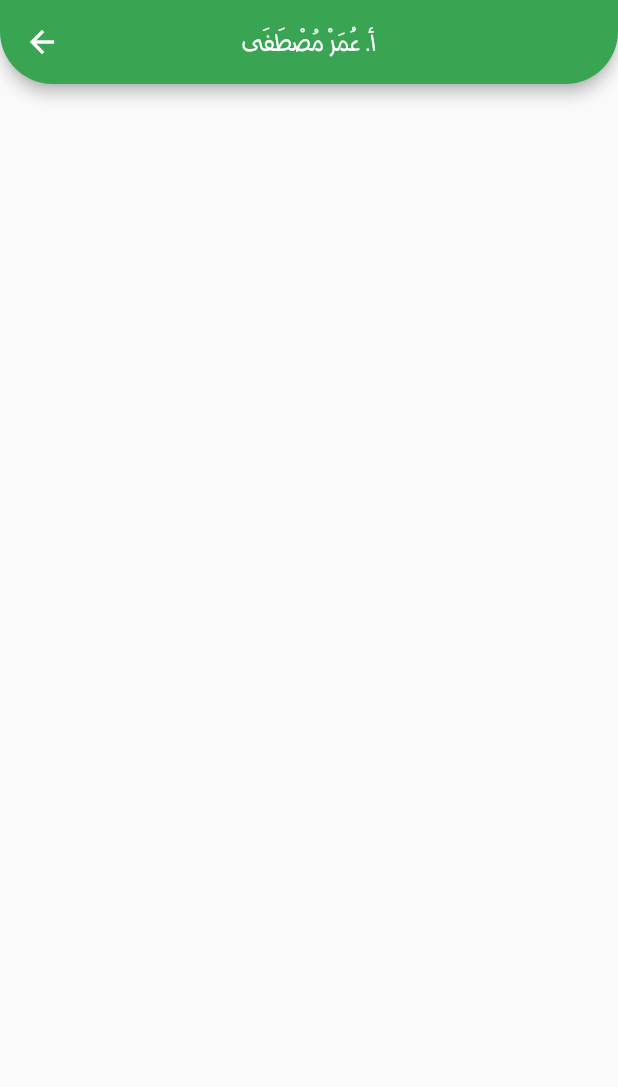
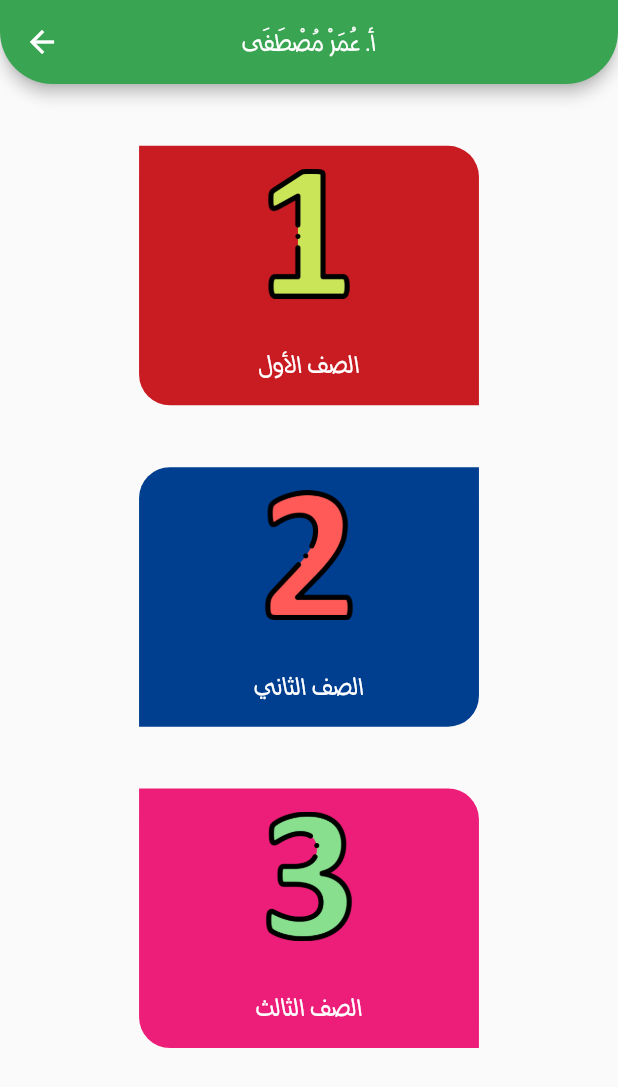
Before and after one commit to osamaOmran1917/Tesla-In-Physics, a Flutter app: the ExamsDates screen opened directly, on a phone screen of 412 x 824 dp. Shown: the top 1087 px of the screen. Run offline on Flutter 3.47's test engine with Material 2 defaults, Android fonts, the phone set to English and light mode, and no system bars; our stand-ins replace animated_text_kit, cached_network_image, cloud_firestore, firebase_auth, firebase_core, google_sign_in; accounts and stored records are empty.

Commit message:
commit 0

```diff
--- /dev/null
+++ b/lib/helpers/date_utils.dart
@@ -0,0 +1,3 @@
+DateTime dateOnly(DateTime inputDateTime) {
+  return DateTime(inputDateTime.year, inputDateTime.month, inputDateTime.day);
+}
--- a/lib/main.dart
+++ b/lib/main.dart
@@ -24,6 +24,7 @@ class MyApp extends StatelessWidget {
   @override
   Widget build(BuildContext context) {
     return MaterialApp(
+      theme: myTheme,
       home: SplashScreen(),
     );
   }
@@ -32,3 +33,8 @@ class MyApp extends StatelessWidget {
 _initializeFirebase() async {
   await Firebase.initializeApp(options: DefaultFirebaseOptions.currentPlatform);
 }
+
+final ThemeData myTheme = ThemeData(
+  primarySwatch: Colors.green, // Replace with your desired color
+  // Add other theme properties as needed
+);
--- a/lib/models/exam.dart
+++ b/lib/models/exam.dart
@@ -1,17 +1,25 @@
 class Exam {
-  Exam({
-    required this.date,
-  });
+  static const String collectionName = 'exams';
+  String? id;
+  String? notes;
+  DateTime? dateTime;
+  int? level;
 
-  late final String date;
+  Exam({this.id, this.notes, this.dateTime, this.level});
 
-  Exam.fromJson(Map<String, dynamic> json) {
-    date = json['date'] ?? '';
-  }
+  Exam.fromFirestore(Map<String, dynamic> data)
+      : this(
+            id: data['id'],
+            notes: data['notes'],
+            dateTime: DateTime.fromMillisecondsSinceEpoch(data['dateTime']),
+            level: data['level']);
 
-  Map<String, dynamic> toJson() {
-    final data = <String, dynamic>{};
-    data['date'] = date;
-    return data;
+  Map<String, dynamic> toFirestore() {
+    return {
+      'id': id,
+      'notes': notes,
+      'dateTime': dateTime?.millisecondsSinceEpoch,
+      'level': level
+    };
   }
 }
--- a/lib/models/my_user.dart
+++ b/lib/models/my_user.dart
@@ -14,6 +14,7 @@ class MyUser {
     required this.phone_II,
     required this.is_student,
     required this.lessons_num,
+    required this.parent_requests,
   });
 
   late final String image;
@@ -30,6 +31,7 @@ class MyUser {
   late final String phone_II;
   late final bool is_student;
   late final int lessons_num;
+  late final List<String> parent_requests;
 
   MyUser.fromJson(Map<String, dynamic> json) {
     image = json['image'] ?? '';
@@ -46,6 +48,7 @@ class MyUser {
     phone_II = json['phone_II'] ?? '';
     is_student = json['is_student'] ?? '';
     lessons_num = json['lessons_num'] ?? '';
+    parent_requests = json['parent_requests'] ?? '';
   }
 
   Map<String, dynamic> toJson() {
@@ -64,6 +67,7 @@ class MyUser {
     data['phone_II'] = phone_II;
     data['is_student'] = is_student;
     data['lessons_num'] = lessons_num;
+    data['parent_requests'] = parent_requests;
     return data;
   }
 }
--- /dev/null
+++ b/lib/screens/exams/exams_dates.dart
@@ -0,0 +1,141 @@
+import 'package:flutter/cupertino.dart';
+import 'package:flutter/material.dart';
+import 'package:omar_mostafa/models/exam.dart';
+import 'package:omar_mostafa/screens/exams/level_exams_dates.dart';
+
+class ExamsDates extends StatefulWidget {
+  @override
+  State<ExamsDates> createState() => _ExamsDatesState();
+}
+
+class _ExamsDatesState extends State<ExamsDates> {
+  List<Exam> list = [];
+
+  @override
+  Widget build(BuildContext context) {
+    var width = MediaQuery.of(context).size.width,
+        height = MediaQuery.of(context).size.height;
+    return Scaffold(
+      appBar: AppBar(
+        backgroundColor: Color(0xff39A552),
+        shape: RoundedRectangleBorder(
+            borderRadius: BorderRadius.vertical(bottom: Radius.circular(35))),
+        title: Text(
+          'أ. عُمَرْ مُصْطَفَى',
+          textAlign: TextAlign.center,
+          style: TextStyle(
+            fontFamily: 'MyArabicFont',
+          ),
+        ),
+        centerTitle: true,
+      ),
+      body: Column(
+        children: [
+          SizedBox(
+            width: double.infinity,
+            height: height * .05,
+          ),
+          InkWell(
+            onTap: () {
+              Navigator.push(context,
+                  MaterialPageRoute(builder: (_) => LevelExamsDate(1)));
+            },
+            child: Container(
+              width: width * .55,
+              height: height * .21,
+              decoration: BoxDecoration(
+                  borderRadius: BorderRadius.only(
+                      topRight: Radius.circular(width * .05),
+                      bottomLeft: Radius.circular(width * .05)),
+                  color: Color(0xffc91c22)),
+              child: Column(
+                mainAxisAlignment: MainAxisAlignment.spaceAround,
+                children: [
+                  Image.asset(
+                    'assets/images/1.png',
+                    width: width * .21,
+                  ),
+                  Text(
+                    'الصف الأول',
+                    style: TextStyle(
+                        fontFamily: 'MyArabicFont',
+                        fontSize: width * .05,
+                        color: CupertinoColors.white),
+                  )
+                ],
+              ),
+            ),
+          ),
+          SizedBox(
+            height: height * .05,
+          ),
+          InkWell(
+            onTap: () {
+              Navigator.push(context,
+                  MaterialPageRoute(builder: (_) => LevelExamsDate(2)));
+            },
+            child: Container(
+              width: width * .55,
+              height: height * .21,
+              decoration: BoxDecoration(
+                  borderRadius: BorderRadius.only(
+                      topLeft: Radius.circular(width * .05),
+                      bottomRight: Radius.circular(width * .05)),
+                  color: Color(0xff003E90)),
+              child: Column(
+                mainAxisAlignment: MainAxisAlignment.spaceAround,
+                children: [
+                  Image.asset(
+                    'assets/images/2.png',
+                    width: width * .21,
+                  ),
+                  Text(
+                    'الصف الثاني',
+                    style: TextStyle(
+                        fontFamily: 'MyArabicFont',
+                        fontSize: width * .05,
+                        color: CupertinoColors.white),
+                  )
+                ],
+              ),
+            ),
+          ),
+          SizedBox(
+            height: height * .05,
+          ),
+          InkWell(
+            onTap: () {
+              Navigator.push(context,
+                  MaterialPageRoute(builder: (_) => LevelExamsDate(3)));
+            },
+            child: Container(
+              width: width * .55,
+              height: height * .21,
+              decoration: BoxDecoration(
+                  borderRadius: BorderRadius.only(
+                      topRight: Radius.circular(width * .05),
+                      bottomLeft: Radius.circular(width * .05)),
+                  color: Color(0xffED1E79)),
+              child: Column(
+                mainAxisAlignment: MainAxisAlignment.spaceAround,
+                children: [
+                  Image.asset(
+                    'assets/images/3.png',
+                    width: width * .21,
+                  ),
+                  Text(
+                    'الصف الثالث',
+                    style: TextStyle(
+                        fontFamily: 'MyArabicFont',
+                        fontSize: width * .05,
+                        color: CupertinoColors.white),
+                  )
+                ],
+              ),
+            ),
+          )
+        ],
+      ),
+    );
+  }
+}
--- a/lib/screens/exams_dates.dart
+++ /dev/null
@@ -1,21 +0,0 @@
-import 'package:flutter/material.dart';
-
-class ExamsDates extends StatelessWidget {
-  @override
-  Widget build(BuildContext context) {
-    return Scaffold(
-        appBar: AppBar(
-      backgroundColor: Color(0xff39A552),
-      shape: RoundedRectangleBorder(
-          borderRadius: BorderRadius.vertical(bottom: Radius.circular(35))),
-      title: Text(
-        'أ. عُمَرْ مُصْطَفَى',
-        textAlign: TextAlign.center,
-        style: TextStyle(
-          fontFamily: 'MyArabicFont',
-        ),
-      ),
-      centerTitle: true,
-    ));
-  }
-}
--- a/lib/widgets/section.dart
+++ b/lib/widgets/section.dart
@@ -1,6 +1,6 @@
 import 'package:flutter/cupertino.dart';
 import 'package:flutter/material.dart';
-import 'package:omar_mostafa/screens/exams_dates.dart';
+import 'package:omar_mostafa/screens/exams/exams_dates.dart';
 
 class Section extends StatelessWidget {
   Color color;
```
Also changed, not shown: lib/apis/apis.dart (+26 -8 lines), lib/helpers/dialogs.dart (+61 -0 lines), lib/helpers/log_out.dart (added, +14 -0 lines), lib/helpers/validation_utils.dart (added, +11 -0 lines), lib/screens/exams/add_exam_bottom_sheet.dart (added, +115 -0 lines), lib/screens/exams/level_exams_dates.dart (added, +97 -0 lines), lib/screens/home_screen.dart (+3 -5 lines), lib/screens/welcome_screen.dart (+53 -7 lines), lib/widgets/exam_date_card.dart (+3 -11 lines), assets/images/1.png (added), assets/images/2.png (added), assets/images/3.png (added).
